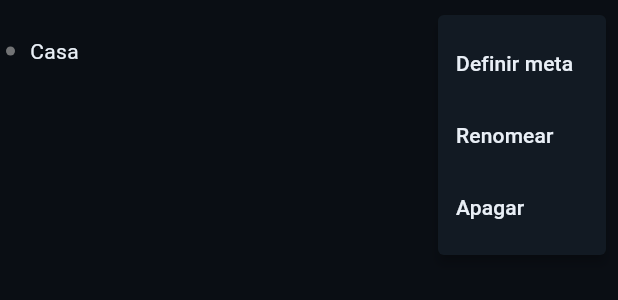
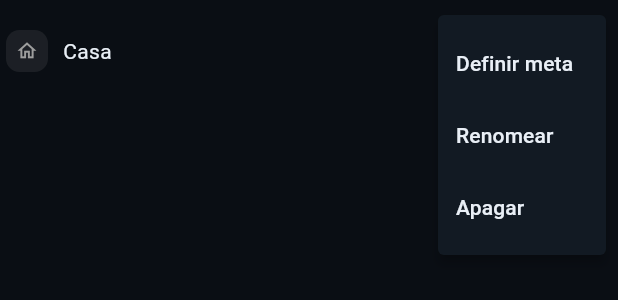
Before and after one commit to maikodouglasss83/bybit-extrato, a Flutter app: the _SubcategoryTile widget shown alone on an empty page, opened directly with empty values, after a tap on the "more vert" icon, on a phone screen of 412 x 824 dp. Shown: the top 300 px of the screen. Run offline on Flutter 3.47's test engine with Material 3 defaults, Android fonts, the phone set to English and light mode, and no system bars; our stand-ins replace flutter_secure_storage, supabase_flutter; accounts and stored records are empty; network calls fail; statements that could not run were skipped.

Commit message:
Mostra o ícone de cada subcategoria no planejamento
Co-Authored-By: Claude Opus 5 <noreply@anthropic.com>

```diff
--- a/lib/ui/planning_page.dart
+++ b/lib/ui/planning_page.dart
@@ -413,7 +413,11 @@ class _CategoryTile extends StatelessWidget {
 
   /// Principais usam o ícone do grupo; subcategorias, o da categoria de
   /// gasto que elas representam.
-  static IconData _iconFor(BudgetNode node) {
+  static IconData _iconFor(BudgetNode node) => _iconeDoNo(node);
+}
+
+/// Ícone de uma linha do planejamento, principal ou subcategoria.
+IconData _iconeDoNo(BudgetNode node) {
   if (node.isMain) return mainCategoryIcon(node.id);
   if (node.sources.isEmpty) return iconForCategoryName(node.name);
 
@@ -421,7 +425,6 @@ class _CategoryTile extends StatelessWidget {
   return SpendCategories.all.contains(valor)
       ? categoryIcon(valor)
       : iconForCategoryName(node.name);
-  }
 }
 
 /// Espaço reservado ao menu de opções da subcategoria. A linha de baixo usa
@@ -456,13 +459,14 @@ class _SubcategoryTile extends StatelessWidget {
             Row(
               children: [
                 Container(
-                  width: 6,
-                  height: 6,
+                  width: 28,
+                  height: 28,
                   margin: const EdgeInsets.only(right: 10),
                   decoration: BoxDecoration(
-                    color: color.withValues(alpha: 0.7),
-                    shape: BoxShape.circle,
+                    color: color.withValues(alpha: 0.12),
+                    borderRadius: BorderRadius.circular(9),
                   ),
+                  child: Icon(_iconeDoNo(linha.node), size: 15, color: color),
                 ),
                 Expanded(
                   child: Text(
@@ -491,7 +495,8 @@ class _SubcategoryTile extends StatelessWidget {
               Padding(
                 // Mesma leitura da categoria acima: meta sob o nome, saldo
                 // sob o valor, e a barra ocupando a largura toda.
-                padding: const EdgeInsets.only(left: 16, right: _larguraDoMenu),
+                // O recuo acompanha o ícone, para a meta começar sob o nome.
+                padding: const EdgeInsets.only(left: 38, right: _larguraDoMenu),
                 child: Column(
                   crossAxisAlignment: CrossAxisAlignment.start,
                   children: [
```
Also changed, not shown: lib/ui/widgets/common.dart (+12 -0 lines), 1 other file. Lines whose indentation alone changed are shown as unchanged.
